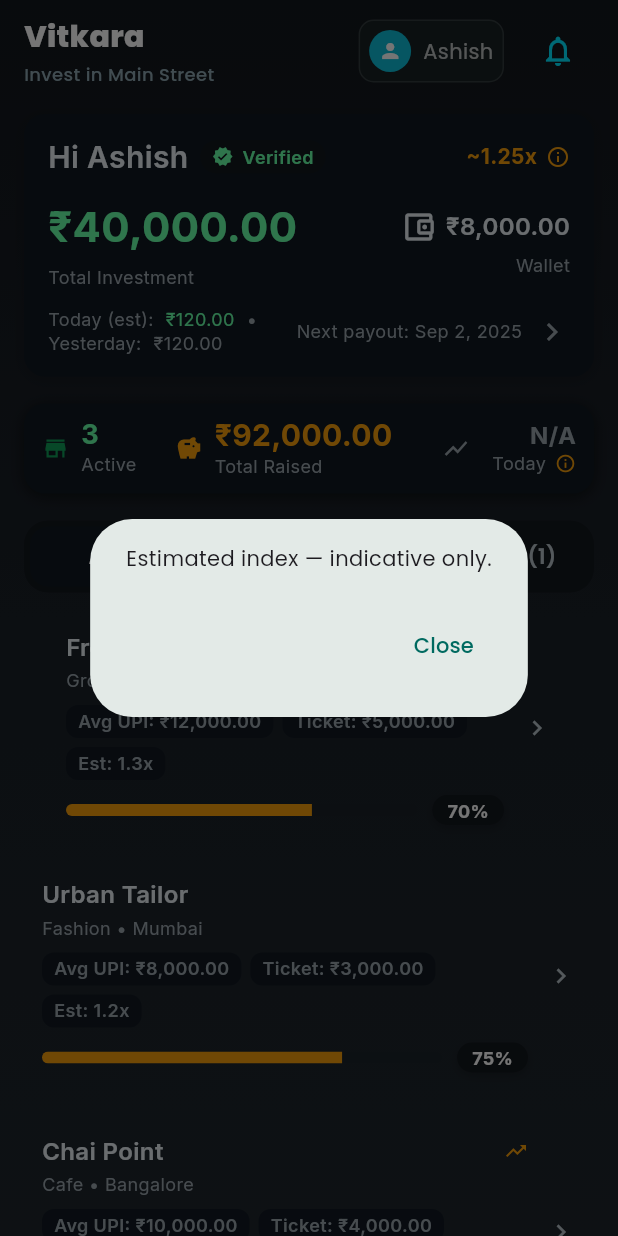
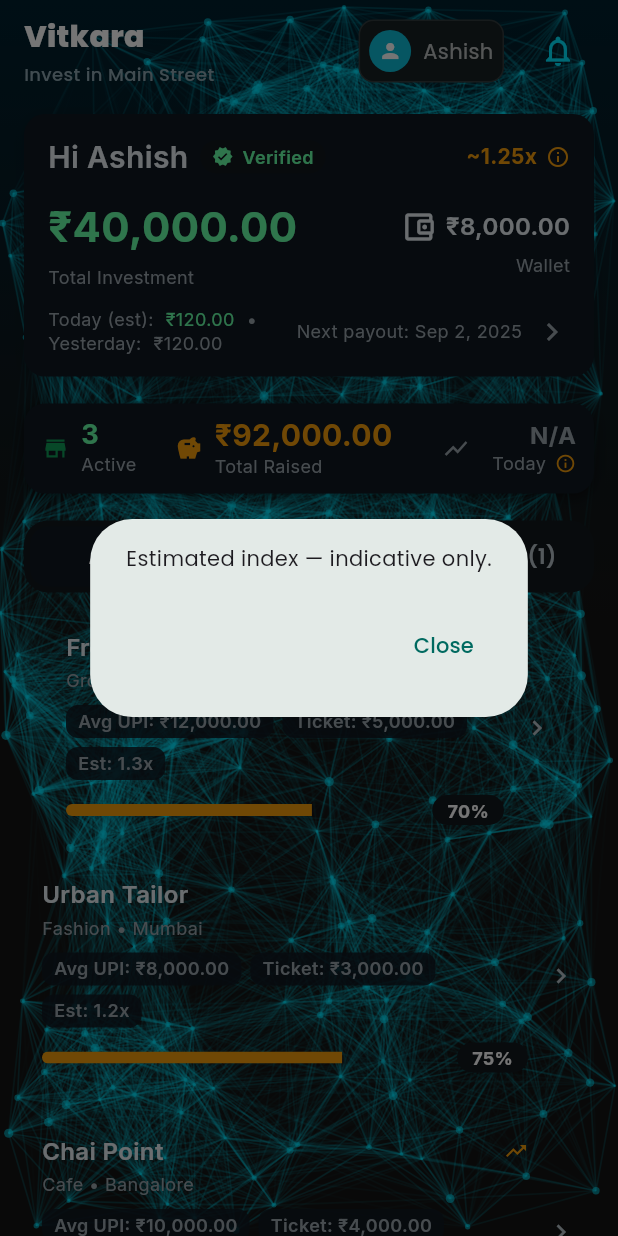
Before and after one commit to Ashish-Ranja-n/vitkara, a Flutter app: the InvestorDashboard screen opened directly, after a tap on "~1.25x", on a phone screen of 412 x 824 dp. Run offline on Flutter 3.47's test engine with Material 3 defaults, Android fonts, the phone set to English and light mode, and no system bars; our stand-ins replace carousel_slider, flutter_svg, google_fonts, google_sign_in, shared_preferences; accounts and stored records are empty.

Commit message:
updated the dashboard ui

```diff
--- a/mobile/lib/screens/investor_dashboard.dart
+++ b/mobile/lib/screens/investor_dashboard.dart
@@ -10,6 +10,7 @@
 import '../widgets/shimmer_placeholder.dart';
 // previous UserPanel replaced by OverviewBoard
 import '../widgets/overview_board.dart';
+import '../widgets/animated_background.dart';
 
 class InvestorDashboard extends StatefulWidget {
   const InvestorDashboard({super.key});
@@ -173,7 +174,7 @@
     // Ensure status bar style is set on every build
     SystemChrome.setSystemUIOverlayStyle(
       const SystemUiOverlayStyle(
-        statusBarColor: Color(0xFF12171C),
+        statusBarColor: Color.fromARGB(0, 0, 54, 77),
         statusBarIconBrightness: Brightness.light,
         statusBarBrightness: Brightness.dark,
       ),
@@ -239,10 +240,26 @@
           gradient: LinearGradient(
             begin: Alignment.topCenter,
             end: Alignment.bottomCenter,
-            colors: [Color(0xFF12171C), Color(0xFF1A2027), Color(0xFF1E252C)],
+            colors: [
+              Color.fromARGB(255, 0, 32, 46),
+              Color.fromARGB(235, 0, 0, 0),
+              Color.fromARGB(235, 0, 0, 0),
+            ],
           ),
         ),
-        child: SafeArea(
+        child: Stack(
+          children: [
+            // animated particle background (tweak densityMultiplier/minParticles/speed here)
+            Positioned.fill(
+              child: AnimatedBackground(
+                densityMultiplier: 10.0,
+                minParticles: 300,
+                speed: 0.85,
+                connectThreshold: 160.0,
+              ),
+            ),
+            // content
+            SafeArea(
               child: RefreshIndicator(
                 color: AppColors.accentGreen,
                 backgroundColor: AppColors.cardElevated,
@@ -261,12 +278,14 @@
                         userName: _user['name'] as String? ?? 'User',
                         verified: _user['verified'] as bool? ?? false,
                         totalInvestmentPaise: totalBalancePaise,
-                    estimatedIndex: 1.25, // TODO: replace with backend value
+                        estimatedIndex:
+                            1.25, // TODO: replace with backend value
                         walletBalancePaise: availableBalancePaise,
                         accruedReturnsPaise: accruedReturnsPaise,
                         todayRsaPaise: todayPayoutEstPaise,
                         yesterdayRsaPaise:
-                        (_demoUserSummary['today_payout_est_paise'] as int?) ??
+                            (_demoUserSummary['today_payout_est_paise']
+                                as int?) ??
                             0,
                         nextPayoutDate: nextPayoutDate,
                         showWarning: balanceInconsistent,
@@ -318,10 +337,13 @@
                                           ),
                                           decoration: BoxDecoration(
                                             color:
-                                            _selectedSegment == 'All Listings'
+                                                _selectedSegment ==
+                                                    'All Listings'
                                                 ? AppColors.surface
                                                 : Colors.transparent,
-                                        borderRadius: BorderRadius.circular(12),
+                                            borderRadius: BorderRadius.circular(
+                                              12,
+                                            ),
                                           ),
                                           child: Center(
                                             child: Text(
@@ -352,10 +374,13 @@
                                           ),
                                           decoration: BoxDecoration(
                                             color:
-                                            _selectedSegment == 'My Investments'
+                                                _selectedSegment ==
+                                                    'My Investments'
                                                 ? AppColors.surface
                                                 : Colors.transparent,
-                                        borderRadius: BorderRadius.circular(12),
+                                            borderRadius: BorderRadius.circular(
+                                              12,
+                                            ),
                                           ),
                                           child: Center(
                                             child: Text(
@@ -469,6 +494,8 @@
                   ],
                 ),
               ),
+            ),
+          ],
         ),
       ),
     );
--- /dev/null
+++ b/mobile/lib/widgets/animated_background.dart
@@ -0,0 +1,171 @@
+import 'dart:async';
+import 'dart:math';
+import 'package:flutter/material.dart';
+
+class AnimatedBackground extends StatefulWidget {
+  /// densityMultiplier: scales the number of particles (1.0 = base)
+  /// minParticles: lower bound for particle count
+  /// speed: scales particle velocity
+  /// particleColor / lineColor: visual colors
+  /// connectThreshold: max distance to draw connecting lines
+  const AnimatedBackground({
+    super.key,
+    this.densityMultiplier = 1.8,
+    this.minParticles = 50,
+    this.speed = 1.0,
+    this.particleColor = const Color.fromRGBO(0, 229, 255, 0.55),
+    this.lineColor = const Color.fromRGBO(0, 229, 255, 0.16),
+    this.connectThreshold = 120.0,
+  });
+
+  final double densityMultiplier;
+  final int minParticles;
+  final double speed;
+  final Color particleColor;
+  final Color lineColor;
+  final double connectThreshold;
+
+  @override
+  State<AnimatedBackground> createState() => _AnimatedBackgroundState();
+}
+
+class _AnimatedBackgroundState extends State<AnimatedBackground>
+    with SingleTickerProviderStateMixin {
+  late final AnimationController _ctrl;
+  final List<_Particle> _particles = [];
+  late Size _size;
+  Timer? _timer;
+
+  @override
+  void initState() {
+    super.initState();
+    _ctrl = AnimationController(
+      vsync: this,
+      duration: const Duration(seconds: 100),
+    )..repeat();
+    // periodic tick to update positions at ~60fps
+    _timer = Timer.periodic(const Duration(milliseconds: 16), (_) {
+      for (final p in _particles) p.update(_size);
+      setState(() {});
+    });
+  }
+
+  @override
+  void dispose() {
+    _timer?.cancel();
+    _ctrl.dispose();
+    super.dispose();
+  }
+
+  void _ensureParticles(Size size) {
+    _size = size;
+    if (_particles.isNotEmpty) return;
+    // base area divisor (smaller -> more particles); tuned for mobile
+    // lowered divisor -> more particles overall
+    const baseDivisor = 10000.0;
+    final area = size.width * size.height;
+    final particleCount = max(
+      widget.minParticles,
+      (area / baseDivisor * widget.densityMultiplier).round(),
+    );
+    final rnd = Random();
+    for (int i = 0; i < particleCount; i++) {
+      final dirX = (rnd.nextDouble() - 0.5) * 0.6 * widget.speed;
+      final dirY = (rnd.nextDouble() - 0.5) * 0.6 * widget.speed;
+      _particles.add(
+        _Particle(
+          offset: Offset(
+            rnd.nextDouble() * size.width,
+            rnd.nextDouble() * size.height,
+          ),
+          dir: Offset(dirX, dirY),
+          size: rnd.nextDouble() * 2.5 + 0.6,
+        ),
+      );
+    }
+  }
+
+  @override
+  Widget build(BuildContext context) {
+    return LayoutBuilder(
+      builder: (context, constraints) {
+        final sz = Size(constraints.maxWidth, constraints.maxHeight);
+        _ensureParticles(sz);
+        return IgnorePointer(
+          child: CustomPaint(
+            size: sz,
+            painter: _ParticlePainter(
+              _particles,
+              particleColor: widget.particleColor,
+              lineColor: widget.lineColor,
+              connectThreshold: widget.connectThreshold,
+            ),
+          ),
+        );
+      },
+    );
+  }
+}
+
+class _Particle {
+  Offset offset;
+  Offset dir;
+  double size;
+  _Particle({required this.offset, required this.dir, required this.size});
+
+  void update(Size sz) {
+    offset = offset + dir;
+    if (offset.dx <= 0 || offset.dx >= sz.width) dir = Offset(-dir.dx, dir.dy);
+    if (offset.dy <= 0 || offset.dy >= sz.height) dir = Offset(dir.dx, -dir.dy);
+  }
+}
+
+class _ParticlePainter extends CustomPainter {
+  final List<_Particle> particles;
+  final Color particleColor;
+  final Color lineColor;
+  final double connectThreshold;
+
+  _ParticlePainter(
+    this.particles, {
+    required this.particleColor,
+    required this.lineColor,
+    required this.connectThreshold,
+  });
+
+  @override
+  void paint(Canvas canvas, Size size) {
+    final paint = Paint()..style = PaintingStyle.fill;
+    // draw particles
+    for (final p in particles) {
+      paint.color = particleColor;
+      canvas.drawCircle(p.offset, p.size, paint);
+    }
+
+    // connect nearby particles
+    final linePaint = Paint()
+      ..style = PaintingStyle.stroke
+      ..strokeWidth = 1.1
+      ..color = lineColor;
+
+    final threshold = connectThreshold;
+    for (int i = 0; i < particles.length; i++) {
+      for (int j = i + 1; j < particles.length; j++) {
+        final a = particles[i].offset;
+        final b = particles[j].offset;
+        final dist = (a - b).distance;
+        if (dist < threshold) {
+          final alpha = (1.0 - (dist / threshold)) * 0.28;
+          canvas.drawLine(
+            a,
+            b,
+            linePaint..color = lineColor.withOpacity(alpha),
+          );
+        }
+      }
+    }
+  }
+
+  @override
+  bool shouldRepaint(covariant _ParticlePainter oldDelegate) => true;
+}
```
Lines whose indentation alone changed are shown as unchanged.
